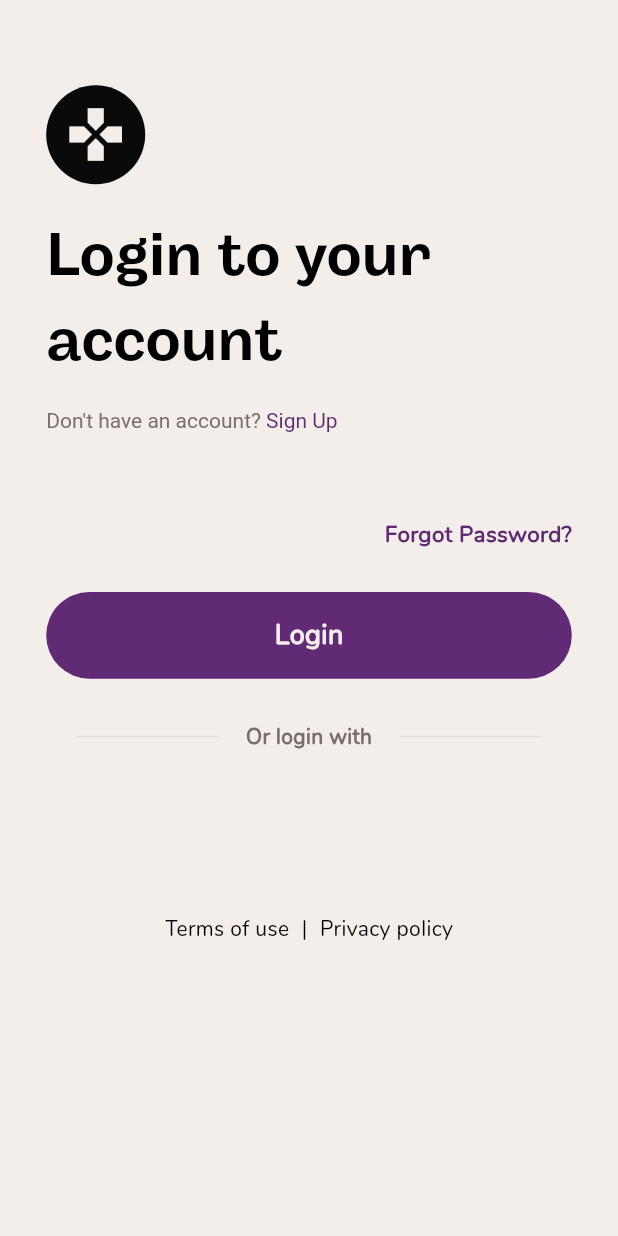
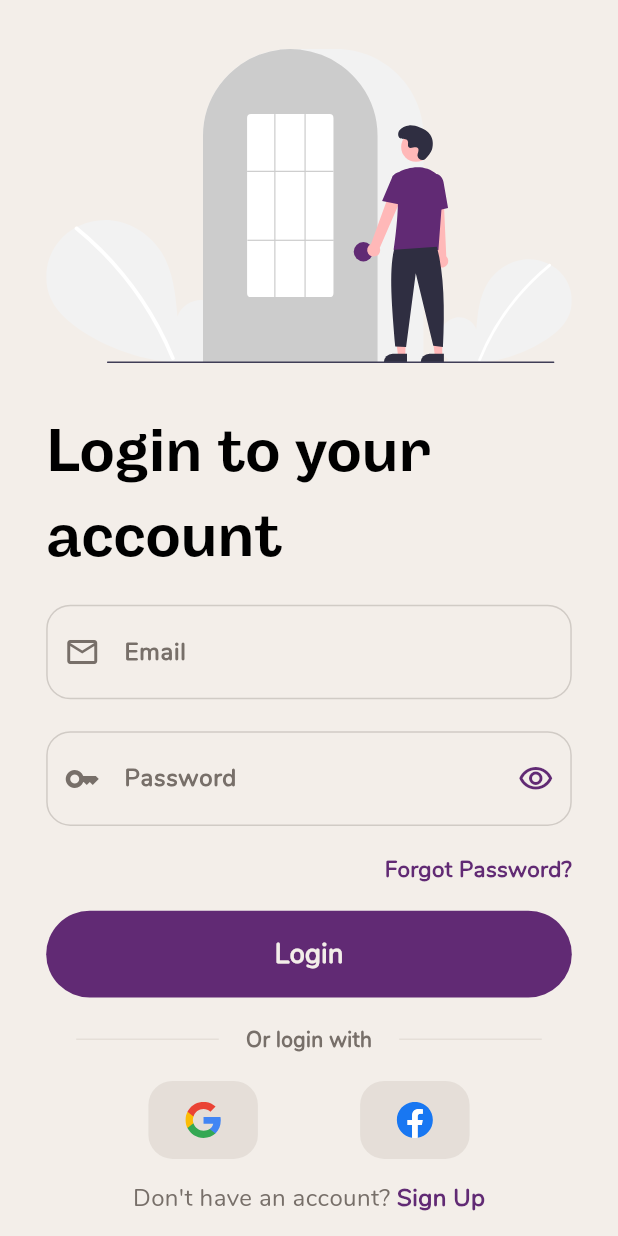
Before and after one commit to SyedAbdulNafay/AI-Chatbot, a Flutter app: the LoginPage screen opened directly, on a phone screen of 412 x 824 dp. Run offline on Flutter 3.47's test engine with Material 3 defaults, Android fonts, the light colour scheme and no system bars; our stand-ins replace animated_text_kit, cloud_firestore, firebase_auth, firebase_core, flutter_svg, get and 1 more; accounts and stored records are empty.

Commit message:
Login functionality also added

```diff
--- a/lib/main.dart
+++ b/lib/main.dart
@@ -1,9 +1,9 @@
 import 'package:firebase_core/firebase_core.dart';
 import 'package:flutter/material.dart';
 import 'package:get/get.dart';
+import 'package:herbertai/pages/auth_page.dart';
 
 import 'firebase_options.dart';
-import 'pages/signup/signup_intro_page.dart';
 import 'services/theme.dart';
 
 Future<void> main() async {
@@ -24,7 +24,7 @@ class MyApp extends StatelessWidget {
       theme: CustomTheme.lightTheme,
       darkTheme: CustomTheme.darkTheme,
       themeMode: ThemeMode.system,
-      home: const SignupIntroPage(),
+      home: const AuthPage(),
     );
   }
 }
--- a/lib/pages/chat_page.dart
+++ b/lib/pages/chat_page.dart
@@ -1,4 +1,3 @@
-
 import 'package:animated_text_kit/animated_text_kit.dart';
 import 'package:flutter/cupertino.dart';
 import 'package:flutter/material.dart';
--- a/lib/pages/login_page.dart
+++ b/lib/pages/login_page.dart
@@ -1,4 +1,5 @@
 import 'package:flutter/material.dart';
+import 'package:flutter_svg/flutter_svg.dart';
 import 'package:get/get.dart';
 
 import '../controllers/auth_controller.dart';
@@ -12,7 +13,7 @@ class LoginPage extends StatelessWidget {
   @override
   Widget build(BuildContext context) {
     final LayoutController layoutController = Get.put(LayoutController());
-    final AuthController loginController = Get.put(AuthController());
+    final AuthController authController = Get.put(AuthController());
 
     return Scaffold(
       backgroundColor: Get.theme.colorScheme.surface,
@@ -22,32 +23,20 @@ class LoginPage extends StatelessWidget {
             final screenHeight = constraints.maxHeight;
             final screenWidth = constraints.maxWidth;
 
-            return SingleChildScrollView(
-              child: Padding(
+            return Padding(
               padding: EdgeInsets.symmetric(
                   horizontal:
                       layoutController.responsiveWidth(32, screenWidth)),
+              child: Form(
+                key: authController.loginFormKey,
                 child: Column(
                   crossAxisAlignment: CrossAxisAlignment.start,
                   children: [
-                    Container(
-                      margin: EdgeInsets.only(
-                          top: layoutController.responsiveHeight(
-                              64, screenHeight)),
-                      decoration: BoxDecoration(
-                        shape: BoxShape.circle,
-                        color: Get.theme.colorScheme.inversePrimary,
-                      ),
-                      padding: const EdgeInsets.all(12),
-                      child: Icon(
-                        Icons.gamepad,
-                        color: Get.theme.colorScheme.surface,
-                        size: 42,
+                    Expanded(
+                      child: SvgPicture.asset(
+                        'assets/svgs/login_vector.svg',
                       ),
                     ),
-                    SizedBox(
-                        height: layoutController.responsiveHeight(
-                            24, screenHeight)),
                     const Text(
                       "Login to your account",
                       style: TextStyle(fontSize: 40, fontFamily: 'HeadingFont'),
@@ -55,38 +44,41 @@ class LoginPage extends StatelessWidget {
                     SizedBox(
                         height: layoutController.responsiveHeight(
                             16, screenHeight)),
-                    RichText(
-                      text: TextSpan(
-                        text: 'Don\'t have an account? ',
-                        style: TextStyle(color: Get.theme.colorScheme.tertiary),
-                        children: [
-                          TextSpan(
-                            text: 'Sign Up',
-                            style:
-                                TextStyle(color: Get.theme.colorScheme.primary),
-                          ),
-                        ],
-                      ),
+                    MyTextfield(
+                      hintText: 'Email',
+                      prefixIcon: Icons.email_outlined,
+                      controller: authController.emailController,
+                      validator: authController.emailValidator,
+                      screenWidth: screenWidth,
+                      screenHeight: screenHeight,
                     ),
                     SizedBox(
                         height: layoutController.responsiveHeight(
-                            40, screenHeight)),
-                    // MyTextfield(
-                    //   hintText: "Email",
-                    //   prefixIcon: Icons.email_outlined,
-                    //   obscureText: loginController.showPassword.value,
-                    // ),
-                    // SizedBox(
-                    //     height: layoutController.responsiveHeight(
-                    //         24, screenHeight)),
-                    // MyTextfield(
-                    //   hintText: "Password",
-                    //   prefixIcon: Icons.key_rounded,
-                    //   obscureText: loginController.showPassword.value,
-                    // ),
+                            24, screenHeight)),
+                    Obx(() => MyTextfield(
+                          hintText: 'Password',
+                          prefixIcon: Icons.key,
+                          controller: authController.passwordController,
+                          validator: authController.passwordValidator,
+                          obscureText: !authController.showPassword.value,
+                          suffixIcon: GestureDetector(
+                            onTap: () {
+                              authController.showPassword.value =
+                                  !authController.showPassword.value;
+                            },
+                            child: Icon(
+                              authController.showPassword.value
+                                  ? Icons.visibility_off_outlined
+                                  : Icons.visibility_outlined,
+                              color: Get.theme.colorScheme.primary,
+                            ),
+                          ),
+                          screenWidth: screenWidth,
+                          screenHeight: screenHeight,
+                        )),
                     SizedBox(
                         height: layoutController.responsiveHeight(
-                            24, screenHeight)),
+                            20, screenHeight)),
                     Row(
                       mainAxisAlignment: MainAxisAlignment.end,
                       children: [
@@ -102,8 +94,12 @@ class LoginPage extends StatelessWidget {
                     ),
                     SizedBox(
                         height: layoutController.responsiveHeight(
-                            32, screenHeight)),
-                    Container(
+                            20, screenHeight)),
+                    GestureDetector(
+                      onTap: () async {
+                        await authController.login();
+                      },
+                      child: Container(
                         padding: EdgeInsets.symmetric(
                             vertical: layoutController.responsiveHeight(
                                 18, screenHeight)),
@@ -112,8 +108,12 @@ class LoginPage extends StatelessWidget {
                           color: Get.theme.colorScheme.primary,
                           borderRadius: BorderRadius.circular(36),
                         ),
-                      child: Center(
-                        child: Text(
+                        child: Obx(() => Center(
+                              child: authController.isLoggingIn.value
+                                  ? CircularProgressIndicator(
+                                      color: Get.theme.colorScheme.surface,
+                                    )
+                                  : Text(
                                       "Login",
                                       style: TextStyle(
                                         color: Get.theme.colorScheme.surface,
@@ -121,11 +121,12 @@ class LoginPage extends StatelessWidget {
                                         fontWeight: FontWeight.bold,
                                       ),
                                     ),
+                            )),
                       ),
                     ),
                     SizedBox(
                         height: layoutController.responsiveHeight(
-                            32, screenHeight)),
+                            20, screenHeight)),
                     Row(
                       mainAxisAlignment: MainAxisAlignment.center,
                       children: [
@@ -159,33 +160,64 @@ class LoginPage extends StatelessWidget {
                       ],
                     ),
                     SizedBox(
-                        height: layoutController.responsiveHeight(
-                            32, screenHeight)),
-                    // social buttons
-                    // const Row(
-                    //   children: [
-                    //     SocialsButton(
-                    //       filePath: 'assets/images/google_logo.svg',
-                    //       title: "Google",
-                    //     ),
-                    //     SocialsButton(
-                    //       filePath: 'assets/images/facebook_logo.svg',
-                    //       title: "Facebook",
-                    //     ),
-                    //   ],
-                    // ),
+                      height:
+                          layoutController.responsiveHeight(20, screenHeight),
+                    ),
+                    Row(
+                      mainAxisAlignment: MainAxisAlignment.spaceEvenly,
+                      children: [
+                        Container(
+                          padding: const EdgeInsets.symmetric(
+                              horizontal: 24, vertical: 14),
+                          decoration: BoxDecoration(
+                              color: Get.theme.colorScheme.outline,
+                              borderRadius: BorderRadius.circular(16)),
+                          child:
+                              SvgPicture.asset('assets/images/google_logo.svg'),
+                        ),
+                        Container(
+                          padding: const EdgeInsets.symmetric(
+                              horizontal: 24, vertical: 14),
+                          decoration: BoxDecoration(
+                              color: Get.theme.colorScheme.outline,
+                              borderRadius: BorderRadius.circular(16)),
+                          child: SvgPicture.asset(
+                              'assets/images/facebook_logo.svg'),
+                        ),
+                      ],
+                    ),
                     SizedBox(
-                        height: layoutController.responsiveHeight(
-                            90, screenHeight)),
+                      height:
+                          layoutController.responsiveHeight(16, screenHeight),
+                    ),
                     Row(
                       mainAxisAlignment: MainAxisAlignment.center,
                       children: [
-                        const Text("Terms of use"),
-                        SizedBox(width: screenWidth * 0.02),
-                        const Text("|"),
-                        SizedBox(width: screenWidth * 0.02),
-                        const Text("Privacy policy"),
+                        Text(
+                          "Don't have an account? ",
+                          style: TextStyle(
+                            fontSize: 16,
+                            color: Get.theme.colorScheme.tertiary,
+                          ),
+                        ),
+                        GestureDetector(
+                          onTap: () {
+                            authController.showLoginPage.value = false;
+                          },
+                          child: Text(
+                            "Sign Up",
+                            style: TextStyle(
+                              color: Get.theme.colorScheme.primary,
+                              fontWeight: FontWeight.bold,
+                              fontSize: 16,
+                            ),
+                          ),
+                        )
                       ],
+                    ),
+                    SizedBox(
+                      height:
+                          layoutController.responsiveHeight(16, screenHeight),
                     ),
                   ],
                 ),
--- a/lib/pages/signup/signup_intro_page.dart
+++ b/lib/pages/signup/signup_intro_page.dart
@@ -1,5 +1,6 @@
 import 'package:flutter/material.dart';
 import 'package:get/get.dart';
+import 'package:herbertai/controllers/auth_controller.dart';
 
 import '../../controllers/layout_controller.dart';
 import '../../services/widgets/socials_button.dart';
@@ -12,6 +13,7 @@ class SignupIntroPage extends StatelessWidget {
   @override
   Widget build(BuildContext context) {
     final LayoutController layoutController = Get.put(LayoutController());
+    final AuthController authController = Get.put(AuthController());
 
     return Scaffold(
       backgroundColor: Get.theme.colorScheme.surface,
@@ -124,7 +126,7 @@ class SignupIntroPage extends StatelessWidget {
                             color: Get.theme.colorScheme.tertiary),
                       ),
                       GestureDetector(
-                        onTap: () => Get.to(const LoginPage()),
+                        onTap: () => authController.showLoginPage.value = true,
                         child: Text(
                           "Log In",
                           style: TextStyle(
```
Also changed, not shown: lib/controllers/auth_controller.dart (+73 -4 lines), lib/pages/auth_page.dart (added, +18 -0 lines), lib/pages/home_page.dart (+37 -12 lines), lib/pages/login_or_signup.dart (added, +20 -0 lines), lib/pages/profile_page.dart (added, +10 -0 lines), lib/services/widgets/socials_button.dart (+8 -7 lines), assets/svgs/login_vector.svg (added). Lines whose indentation alone changed are shown as unchanged.
